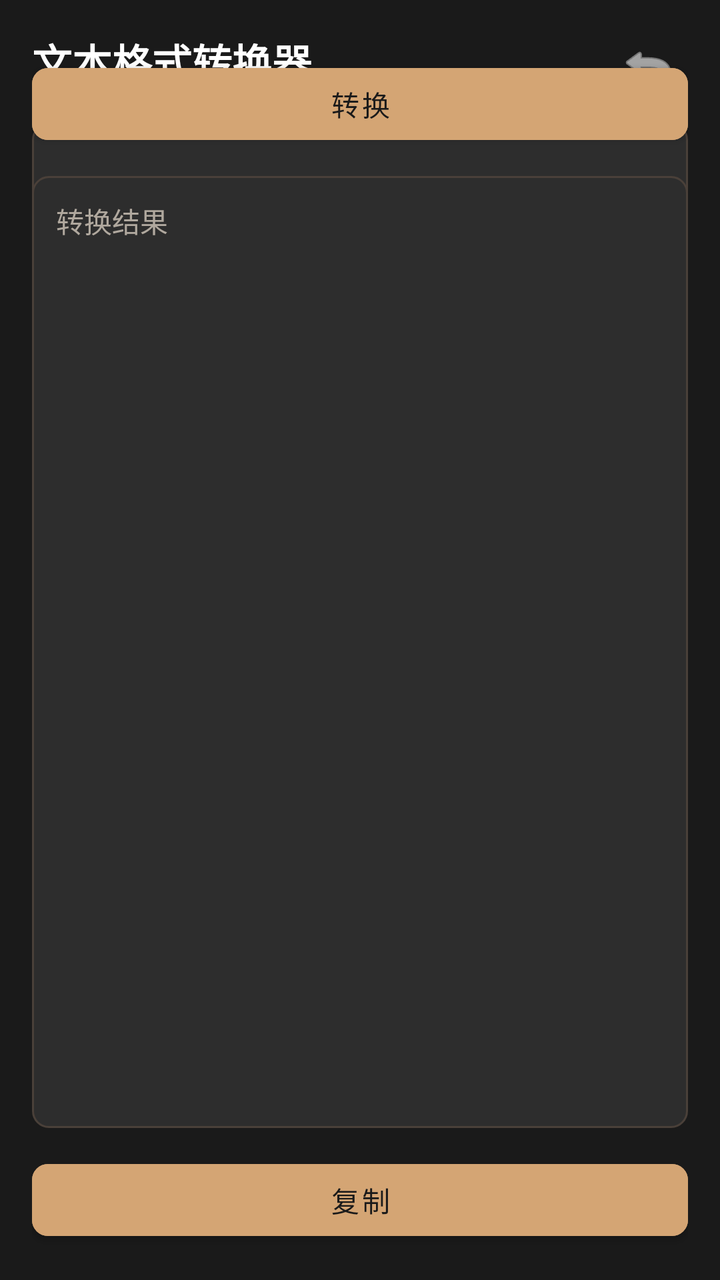
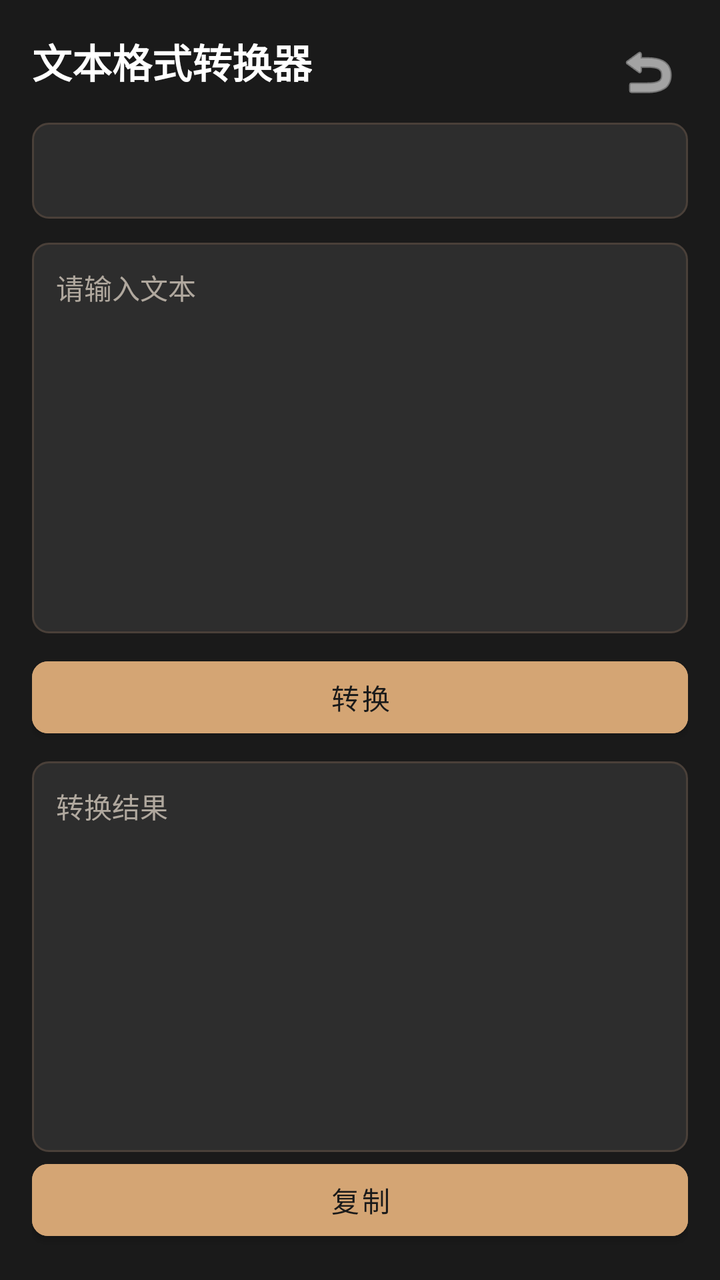

An Android layout rendered at two revisions. The XML below is the earlier revision; the diff shows what the commit changed to produce the second picture.
<!-- AndroidManifest.xml: activity theme Theme.ToolBoxApp -->
<!-- res/layout/activity_text_converter.xml -->
<?xml version="1.0" encoding="utf-8"?>
<androidx.constraintlayout.widget.ConstraintLayout
    xmlns:android="http://schemas.android.com/apk/res/android"
    xmlns:app="http://schemas.android.com/apk/res-auto"
    android:layout_width="match_parent"
    android:layout_height="match_parent"
    android:background="@color/bg_main"
    android:padding="16dp">

    
    <TextView
        android:id="@+id/tv_title"
        android:layout_width="wrap_content"
        android:layout_height="wrap_content"
        android:text="@string/title_text_converter"
        android:textColor="@color/text_white"
        android:textSize="20sp"
        android:textStyle="bold"
        app:layout_constraintStart_toStartOf="parent"
        app:layout_constraintTop_toTopOf="parent" />

    
    <ImageButton
        android:id="@+id/btn_back"
        android:layout_width="40dp"
        android:layout_height="40dp"
        android:background="?attr/selectableItemBackgroundBorderless"
        android:contentDescription="返回"
        android:padding="8dp"
        android:src="@android:drawable/ic_menu_revert"
        app:layout_constraintEnd_toEndOf="parent"
        app:layout_constraintTop_toTopOf="parent"
        app:tint="@color/text_white" />

    
    <Spinner
        android:id="@+id/spinner_convert_type"
        android:layout_width="0dp"
        android:layout_height="48dp"
        android:layout_marginTop="16dp"
        android:background="@drawable/bg_spinner"
        android:padding="12dp"
        android:spinnerMode="dropdown"
        app:layout_constraintEnd_toEndOf="parent"
        app:layout_constraintStart_toStartOf="parent"
        app:layout_constraintTop_toBottomOf="@+id/tv_title" />

    
    <EditText
        android:id="@+id/et_input"
        android:layout_width="0dp"
        android:layout_height="0dp"
        android:layout_marginTop="12dp"
        android:background="@drawable/bg_edittext"
        android:gravity="top|start"
        android:hint="@string/hint_input_text"
        android:inputType="textMultiLine"
        android:padding="12dp"
        android:textColor="@color/text_white"
        android:textColorHint="@color/text_secondary"
        android:textSize="14sp"
        app:layout_constraintBottom_toTopOf="@+id/btn_convert"
        app:layout_constraintEnd_toEndOf="parent"
        app:layout_constraintStart_toStartOf="parent"
        app:layout_constraintTop_toBottomOf="@+id/spinner_convert_type"
        app:layout_constraintVertical_weight="1" />

    
    <com.google.android.material.button.MaterialButton
        android:id="@+id/btn_convert"
        android:layout_width="0dp"
        android:layout_height="48dp"
        android:layout_marginTop="12dp"
        android:backgroundTint="@color/button_bg"
        android:text="@string/btn_convert"
        android:textColor="@color/button_text"
        app:cornerRadius="8dp"
        app:layout_constraintEnd_toEndOf="parent"
        app:layout_constraintStart_toStartOf="parent"
        app:layout_constraintTop_toBottomOf="@+id/et_input" />

    
    <EditText
        android:id="@+id/et_output"
        android:layout_width="0dp"
        android:layout_height="0dp"
        android:layout_marginTop="12dp"
        android:background="@drawable/bg_edittext"
        android:focusable="false"
        android:gravity="top|start"
        android:hint="@string/hint_output_text"
        android:inputType="textMultiLine"
        android:padding="12dp"
        android:textColor="@color/text_white"
        android:textColorHint="@color/text_secondary"
        android:textSize="14sp"
        app:layout_constraintBottom_toTopOf="@+id/btn_copy"
        app:layout_constraintEnd_toEndOf="parent"
        app:layout_constraintStart_toStartOf="parent"
        app:layout_constraintTop_toBottomOf="@+id/btn_convert"
        app:layout_constraintVertical_weight="1" />

    
    <com.google.android.material.button.MaterialButton
        android:id="@+id/btn_copy"
        android:layout_width="0dp"
        android:layout_height="48dp"
        android:layout_marginTop="12dp"
        android:backgroundTint="@color/button_bg"
        android:text="@string/btn_copy"
        android:textColor="@color/button_text"
        app:cornerRadius="8dp"
        app:layout_constraintBottom_toBottomOf="parent"
        app:layout_constraintEnd_toEndOf="parent"
        app:layout_constraintStart_toStartOf="parent"
        app:layout_constraintTop_toBottomOf="@+id/et_output" />

</androidx.constraintlayout.widget.ConstraintLayout>
<!-- resources referenced by this layout -->
<resources>
  <color name="bg_main">#1A1A1A</color>
  <color name="button_bg">#D4A574</color>
  <color name="button_text">#1A1A1A</color>
  <color name="text_secondary">#B0A89E</color>
  <color name="text_white">#FFFFFF</color>
  <!-- drawable bg_edittext (drawable) -->
  <?xml version="1.0" encoding="utf-8"?>
  <shape xmlns:android="http://schemas.android.com/apk/res/android"
      android:shape="rectangle">
      <solid android:color="#2D2D2D" />
      <corners android:radius="8dp" />
      <stroke android:width="1dp" android:color="#4A4039" />
  </shape>
  <!-- drawable bg_spinner (drawable) -->
  <?xml version="1.0" encoding="utf-8"?>
  <shape xmlns:android="http://schemas.android.com/apk/res/android"
      android:shape="rectangle">
      <solid android:color="#2D2D2D" />
      <corners android:radius="8dp" />
      <stroke android:width="1dp" android:color="#4A4039" />
  </shape>
  <string name="btn_convert">转换</string>
  <string name="btn_copy">复制</string>
  <string name="hint_input_text">请输入文本</string>
  <string name="hint_output_text">转换结果</string>
  <string name="title_text_converter">文本格式转换器</string>
  <style name="Theme.ToolBoxApp" parent="Theme.MaterialComponents.DayNight.NoActionBar">
          
          <item name="colorPrimary">@color/accent</item>
          <item name="colorPrimaryVariant">@color/accent_dark</item>
          <item name="colorOnPrimary">@color/primary_background</item>
  
          
          <item name="colorSecondary">@color/accent_light</item>
          <item name="colorSecondaryVariant">@color/accent</item>
          <item name="colorOnSecondary">@color/primary_background</item>
  
          
          <item name="android:windowBackground">@color/primary_background</item>
          <item name="colorSurface">@color/card_dark</item>
          <item name="colorOnSurface">@color/text_white</item>
  
          
          <item name="android:statusBarColor">@color/status_bar</item>
          <item name="android:navigationBarColor">@color/navigation_bar</item>
          <item name="android:windowLightStatusBar">false</item>
          <item name="android:windowLightNavigationBar">false</item>
  
          
          <item name="android:textColorPrimary">@color/text_white</item>
          <item name="android:textColorSecondary">@color/text_secondary</item>
  
          
          <item name="cardBackgroundColor">@color/card_dark</item>
          <item name="dividerColor">@color/divider</item>
      </style>
  <color name="accent">#D4A574</color>
  <color name="accent_dark">#B8895A</color>
  <color name="primary_background">#1A1A1A</color>
  <color name="accent_light">#E8C9A8</color>
  <color name="card_dark">#4A4039</color>
  <color name="status_bar">#1A1A1A</color>
  <color name="navigation_bar">#1A1A1A</color>
  <color name="divider">#3A3029</color>
</resources>

<!-- the commit's change to res/layout/activity_text_converter.xml (unified diff, before → after) -->
@@ -62,19 +62,20 @@
         app:layout_constraintBottom_toTopOf="@+id/btn_convert"
         app:layout_constraintEnd_toEndOf="parent"
         app:layout_constraintStart_toStartOf="parent"
-        app:layout_constraintTop_toBottomOf="@+id/spinner_convert_type"
-        app:layout_constraintVertical_weight="1" />
+        app:layout_constraintTop_toBottomOf="@+id/spinner_convert_type" />
 
     
     <com.google.android.material.button.MaterialButton
         android:id="@+id/btn_convert"
         android:layout_width="0dp"
         android:layout_height="48dp"
-        android:layout_marginTop="12dp"
+        android:layout_marginTop="8dp"
+        android:layout_marginBottom="8dp"
         android:backgroundTint="@color/button_bg"
         android:text="@string/btn_convert"
         android:textColor="@color/button_text"
         app:cornerRadius="8dp"
+        app:layout_constraintBottom_toTopOf="@+id/et_output"
         app:layout_constraintEnd_toEndOf="parent"
         app:layout_constraintStart_toStartOf="parent"
         app:layout_constraintTop_toBottomOf="@+id/et_input" />
@@ -84,7 +85,6 @@
         android:id="@+id/et_output"
         android:layout_width="0dp"
         android:layout_height="0dp"
-        android:layout_marginTop="12dp"
         android:background="@drawable/bg_edittext"
         android:focusable="false"
         android:gravity="top|start"
@@ -97,22 +97,20 @@
         app:layout_constraintBottom_toTopOf="@+id/btn_copy"
         app:layout_constraintEnd_toEndOf="parent"
         app:layout_constraintStart_toStartOf="parent"
-        app:layout_constraintTop_toBottomOf="@+id/btn_convert"
-        app:layout_constraintVertical_weight="1" />
+        app:layout_constraintTop_toBottomOf="@+id/btn_convert" />
 
     
     <com.google.android.material.button.MaterialButton
         android:id="@+id/btn_copy"
         android:layout_width="0dp"
         android:layout_height="48dp"
-        android:layout_marginTop="12dp"
+        android:layout_marginTop="8dp"
         android:backgroundTint="@color/button_bg"
         android:text="@string/btn_copy"
         android:textColor="@color/button_text"
         app:cornerRadius="8dp"
         app:layout_constraintBottom_toBottomOf="parent"
         app:layout_constraintEnd_toEndOf="parent"
-        app:layout_constraintStart_toStartOf="parent"
-        app:layout_constraintTop_toBottomOf="@+id/et_output" />
+        app:layout_constraintStart_toStartOf="parent" />
 
 </androidx.constraintlayout.widget.ConstraintLayout>
